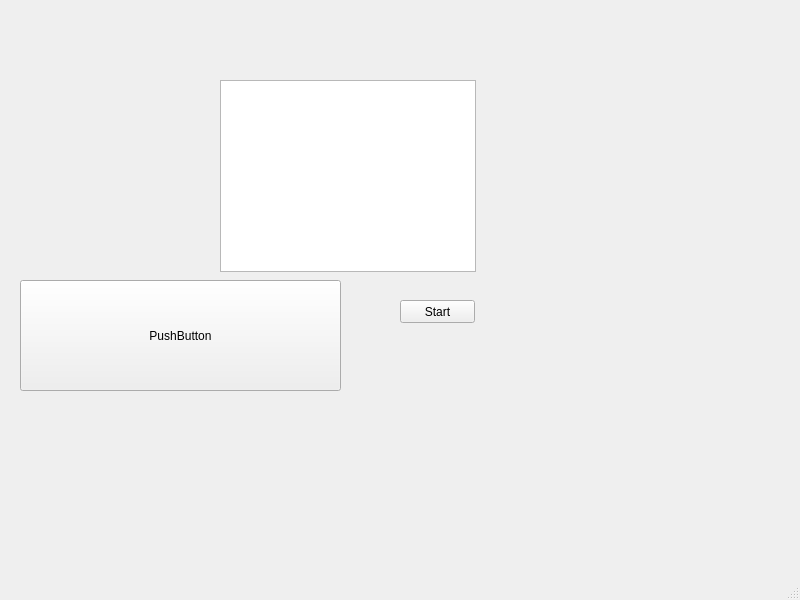
The window that mainwindow.ui (GamesIS/HandGestureRecognitionVer2) describes before a commit, drawn with Qt 5.
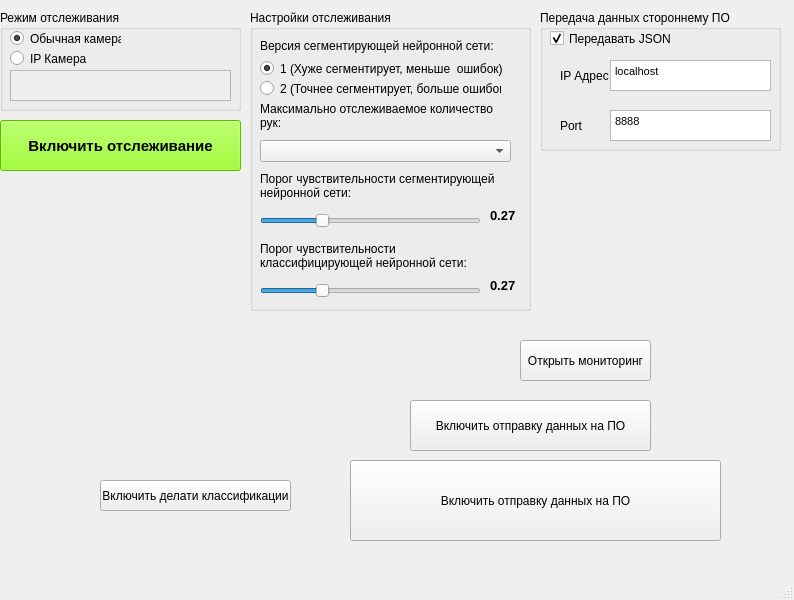
The same window after the commit.

```diff
--- a/mainwindow.ui
+++ b/mainwindow.ui
@@ -6,7 +6,7 @@
    <rect>
     <x>0</x>
     <y>0</y>
-    <width>800</width>
+    <width>794</width>
     <height>600</height>
    </rect>
   </property>
@@ -14,42 +14,455 @@
    <string>MainWindow</string>
   </property>
   <widget class="QWidget" name="centralwidget">
-   <widget class="QListWidget" name="listWidget">
-    <property name="geometry">
-     <rect>
-      <x>220</x>
-      <y>80</y>
-      <width>256</width>
-      <height>192</height>
-     </rect>
-    </property>
-   </widget>
-   <widget class="QPushButton" name="pushButton">
-    <property name="geometry">
-     <rect>
-      <x>20</x>
-      <y>280</y>
-      <width>321</width>
-      <height>111</height>
-     </rect>
-    </property>
-    <property name="text">
-     <string>PushButton</string>
-    </property>
-   </widget>
    <widget class="QPushButton" name="startButton">
     <property name="geometry">
      <rect>
-      <x>400</x>
-      <y>300</y>
-      <width>75</width>
-      <height>23</height>
+      <x>100</x>
+      <y>480</y>
+      <width>191</width>
+      <height>31</height>
      </rect>
     </property>
     <property name="text">
-     <string>Start</string>
+     <string>Включить делати классификации</string>
     </property>
    </widget>
+   <widget class="QPushButton" name="startDetection">
+    <property name="geometry">
+     <rect>
+      <x>0</x>
+      <y>120</y>
+      <width>241</width>
+      <height>51</height>
+     </rect>
+    </property>
+    <property name="font">
+     <font>
+      <pointsize>11</pointsize>
+      <weight>75</weight>
+      <bold>true</bold>
+     </font>
+    </property>
+    <property name="styleSheet">
+     <string notr="true">background-color: rgb(136, 255, 0);</string>
+    </property>
+    <property name="text">
+     <string>Включить отслеживание</string>
+    </property>
+   </widget>
+   <widget class="QPushButton" name="startDetection_2">
+    <property name="geometry">
+     <rect>
+      <x>520</x>
+      <y>340</y>
+      <width>131</width>
+      <height>41</height>
+     </rect>
+    </property>
+    <property name="text">
+     <string>Открыть мониторинг</string>
+    </property>
+   </widget>
+   <widget class="QPushButton" name="startDetection_3">
+    <property name="geometry">
+     <rect>
+      <x>410</x>
+      <y>400</y>
+      <width>241</width>
+      <height>51</height>
+     </rect>
+    </property>
+    <property name="text">
+     <string>Включить отправку данных на ПО</string>
+    </property>
+   </widget>
+   <widget class="QPushButton" name="startDetection_4">
+    <property name="geometry">
+     <rect>
+      <x>350</x>
+      <y>460</y>
+      <width>371</width>
+      <height>81</height>
+     </rect>
+    </property>
+    <property name="text">
+     <string>Включить отправку данных на ПО</string>
+    </property>
+   </widget>
+   <widget class="QGroupBox" name="mode_detection">
+    <property name="geometry">
+     <rect>
+      <x>0</x>
+      <y>10</y>
+      <width>241</width>
+      <height>101</height>
+     </rect>
+    </property>
+    <property name="title">
+     <string>Режим отслеживания</string>
+    </property>
+    <widget class="QRadioButton" name="rb_ip_cam">
+     <property name="geometry">
+      <rect>
+       <x>10</x>
+       <y>40</y>
+       <width>111</width>
+       <height>17</height>
+      </rect>
+     </property>
+     <property name="text">
+      <string>IP Камера</string>
+     </property>
+     <property name="checked">
+      <bool>false</bool>
+     </property>
+    </widget>
+    <widget class="QTextEdit" name="address_cam">
+     <property name="enabled">
+      <bool>false</bool>
+     </property>
+     <property name="geometry">
+      <rect>
+       <x>10</x>
+       <y>60</y>
+       <width>221</width>
+       <height>31</height>
+      </rect>
+     </property>
+    </widget>
+    <widget class="QRadioButton" name="rb_def_cam">
+     <property name="geometry">
+      <rect>
+       <x>10</x>
+       <y>20</y>
+       <width>111</width>
+       <height>17</height>
+      </rect>
+     </property>
+     <property name="text">
+      <string>Обычная камера</string>
+     </property>
+     <property name="checked">
+      <bool>true</bool>
+     </property>
+    </widget>
+   </widget>
+   <widget class="QGroupBox" name="settings_detection_gb">
+    <property name="geometry">
+     <rect>
+      <x>250</x>
+      <y>10</y>
+      <width>281</width>
+      <height>301</height>
+     </rect>
+    </property>
+    <property name="title">
+     <string>Настройки отслеживания</string>
+    </property>
+    <widget class="QLabel" name="cnt_hand_lbl">
+     <property name="geometry">
+      <rect>
+       <x>10</x>
+       <y>90</y>
+       <width>251</width>
+       <height>31</height>
+      </rect>
+     </property>
+     <property name="text">
+      <string>Максимально отслеживаемое количество рук:</string>
+     </property>
+     <property name="wordWrap">
+      <bool>true</bool>
+     </property>
+    </widget>
+    <widget class="QComboBox" name="countHandsCB">
+     <property name="geometry">
+      <rect>
+       <x>10</x>
+       <y>130</y>
+       <width>251</width>
+       <height>22</height>
+      </rect>
+     </property>
+    </widget>
+    <widget class="QSlider" name="trsh_segm_sldr">
+     <property name="geometry">
+      <rect>
+       <x>10</x>
+       <y>200</y>
+       <width>221</width>
+       <height>22</height>
+      </rect>
+     </property>
+     <property name="minimum">
+      <number>1</number>
+     </property>
+     <property name="value">
+      <number>27</number>
+     </property>
+     <property name="orientation">
+      <enum>Qt::Horizontal</enum>
+     </property>
+    </widget>
+    <widget class="QLabel" name="thr_lbl_segm">
+     <property name="geometry">
+      <rect>
+       <x>10</x>
+       <y>160</y>
+       <width>251</width>
+       <height>31</height>
+      </rect>
+     </property>
+     <property name="lineWidth">
+      <number>1</number>
+     </property>
+     <property name="text">
+      <string>Порог чувствительности сегментирующей нейронной сети:</string>
+     </property>
+     <property name="wordWrap">
+      <bool>true</bool>
+     </property>
+    </widget>
+    <widget class="QLabel" name="thr_lbl_class">
+     <property name="geometry">
+      <rect>
+       <x>10</x>
+       <y>230</y>
+       <width>251</width>
+       <height>31</height>
+      </rect>
+     </property>
+     <property name="lineWidth">
+      <number>1</number>
+     </property>
+     <property name="text">
+      <string>Порог чувствительности классифицирующей нейронной сети:</string>
+     </property>
+     <property name="wordWrap">
+      <bool>true</bool>
+     </property>
+    </widget>
+    <widget class="QSlider" name="trsh_class_sldr">
+     <property name="geometry">
+      <rect>
+       <x>10</x>
+       <y>270</y>
+       <width>221</width>
+       <height>22</height>
+      </rect>
+     </property>
+     <property name="minimum">
+      <number>1</number>
+     </property>
+     <property name="value">
+      <number>27</number>
+     </property>
+     <property name="orientation">
+      <enum>Qt::Horizontal</enum>
+     </property>
+    </widget>
+    <widget class="QLabel" name="ver_segm_lbl">
+     <property name="geometry">
+      <rect>
+       <x>10</x>
+       <y>20</y>
+       <width>251</width>
+       <height>31</height>
+      </rect>
+     </property>
+     <property name="text">
+      <string>Версия сегментирующей нейронной сети:</string>
+     </property>
+     <property name="wordWrap">
+      <bool>true</bool>
+     </property>
+    </widget>
+    <widget class="QRadioButton" name="rb_segm_1">
+     <property name="geometry">
+      <rect>
+       <x>10</x>
+       <y>50</y>
+       <width>251</width>
+       <height>17</height>
+      </rect>
+     </property>
+     <property name="text">
+      <string>1 (Хуже сегментирует, меньше  ошибок)</string>
+     </property>
+     <property name="checked">
+      <bool>true</bool>
+     </property>
+    </widget>
+    <widget class="QRadioButton" name="rb_segm_2">
+     <property name="geometry">
+      <rect>
+       <x>10</x>
+       <y>70</y>
+       <width>241</width>
+       <height>17</height>
+      </rect>
+     </property>
+     <property name="text">
+      <string>2 (Точнее сегментирует, больше ошибок)</string>
+     </property>
+     <property name="checked">
+      <bool>false</bool>
+     </property>
+    </widget>
+    <widget class="QLabel" name="thr_lbl_segm_val">
+     <property name="geometry">
+      <rect>
+       <x>240</x>
+       <y>190</y>
+       <width>31</width>
+       <height>31</height>
+      </rect>
+     </property>
+     <property name="font">
+      <font>
+       <pointsize>10</pointsize>
+       <weight>75</weight>
+       <bold>true</bold>
+      </font>
+     </property>
+     <property name="lineWidth">
+      <number>1</number>
+     </property>
+     <property name="text">
+      <string>0.27</string>
+     </property>
+     <property name="wordWrap">
+      <bool>true</bool>
+     </property>
+    </widget>
+    <widget class="QLabel" name="thr_lbl_class_val">
+     <property name="geometry">
+      <rect>
+       <x>240</x>
+       <y>260</y>
+       <width>31</width>
+       <height>31</height>
+      </rect>
+     </property>
+     <property name="font">
+      <font>
+       <pointsize>10</pointsize>
+       <weight>75</weight>
+       <bold>true</bold>
+      </font>
+     </property>
+     <property name="lineWidth">
+      <number>1</number>
+     </property>
+     <property name="text">
+      <string>0.27</string>
+     </property>
+     <property name="wordWrap">
+      <bool>true</bool>
+     </property>
+    </widget>
+   </widget>
+   <widget class="QGroupBox" name="send_json_group">
+    <property name="geometry">
+     <rect>
+      <x>540</x>
+      <y>10</y>
+      <width>241</width>
+      <height>141</height>
+     </rect>
+    </property>
+    <property name="title">
+     <string>Передача данных стороннему ПО</string>
+    </property>
+    <widget class="QCheckBox" name="cb_json">
+     <property name="geometry">
+      <rect>
+       <x>10</x>
+       <y>20</y>
+       <width>121</width>
+       <height>17</height>
+      </rect>
+     </property>
+     <property name="text">
+      <string>Передавать JSON</string>
+     </property>
+     <property name="checked">
+      <bool>true</bool>
+     </property>
+    </widget>
+    <widget class="QTextEdit" name="ip_host">
+     <property name="enabled">
+      <bool>true</bool>
+     </property>
+     <property name="geometry">
+      <rect>
+       <x>70</x>
+       <y>50</y>
+       <width>161</width>
+       <height>31</height>
+      </rect>
+     </property>
+     <property name="html">
+      <string>&lt;!DOCTYPE HTML PUBLIC &quot;-//W3C//DTD HTML 4.0//EN&quot; &quot;http://www.w3.org/TR/REC-html40/strict.dtd&quot;&gt;
+&lt;html&gt;&lt;head&gt;&lt;meta name=&quot;qrichtext&quot; content=&quot;1&quot; /&gt;&lt;style type=&quot;text/css&quot;&gt;
+p, li { white-space: pre-wrap; }
+&lt;/style&gt;&lt;/head&gt;&lt;body style=&quot; font-family:'MS Shell Dlg 2'; font-size:8.25pt; font-weight:400; font-style:normal;&quot;&gt;
+&lt;p style=&quot; margin-top:0px; margin-bottom:0px; margin-left:0px; margin-right:0px; -qt-block-indent:0; text-indent:0px;&quot;&gt;localhost&lt;/p&gt;&lt;/body&gt;&lt;/html&gt;</string>
+     </property>
+    </widget>
+    <widget class="QTextEdit" name="port_host">
+     <property name="enabled">
+      <bool>true</bool>
+     </property>
+     <property name="geometry">
+      <rect>
+       <x>70</x>
+       <y>100</y>
+       <width>161</width>
+       <height>31</height>
+      </rect>
+     </property>
+     <property name="html">
+      <string>&lt;!DOCTYPE HTML PUBLIC &quot;-//W3C//DTD HTML 4.0//EN&quot; &quot;http://www.w3.org/TR/REC-html40/strict.dtd&quot;&gt;
+&lt;html&gt;&lt;head&gt;&lt;meta name=&quot;qrichtext&quot; content=&quot;1&quot; /&gt;&lt;style type=&quot;text/css&quot;&gt;
+p, li { white-space: pre-wrap; }
+&lt;/style&gt;&lt;/head&gt;&lt;body style=&quot; font-family:'MS Shell Dlg 2'; font-size:8.25pt; font-weight:400; font-style:normal;&quot;&gt;
+&lt;p style=&quot; margin-top:0px; margin-bottom:0px; margin-left:0px; margin-right:0px; -qt-block-indent:0; text-indent:0px;&quot;&gt;8888&lt;/p&gt;&lt;/body&gt;&lt;/html&gt;</string>
+     </property>
+    </widget>
+    <widget class="QLabel" name="ver_segm_lbl_2">
+     <property name="geometry">
+      <rect>
+       <x>20</x>
+       <y>50</y>
+       <width>61</width>
+       <height>31</height>
+      </rect>
+     </property>
+     <property name="text">
+      <string>IP Адрес</string>
+     </property>
+     <property name="wordWrap">
+      <bool>true</bool>
+     </property>
+    </widget>
+    <widget class="QLabel" name="ver_segm_lbl_3">
+     <property name="geometry">
+      <rect>
+       <x>20</x>
+       <y>100</y>
+       <width>71</width>
+       <height>31</height>
+      </rect>
+     </property>
+     <property name="text">
+      <string>Port</string>
+     </property>
+     <property name="wordWrap">
+      <bool>true</bool>
+     </property>
+    </widget>
+   </widget>
   </widget>
   <widget class="QMenuBar" name="menubar">
    <property name="geometry">
```
Left out of the diff: 8 changed lines with no effect on the pictures.
